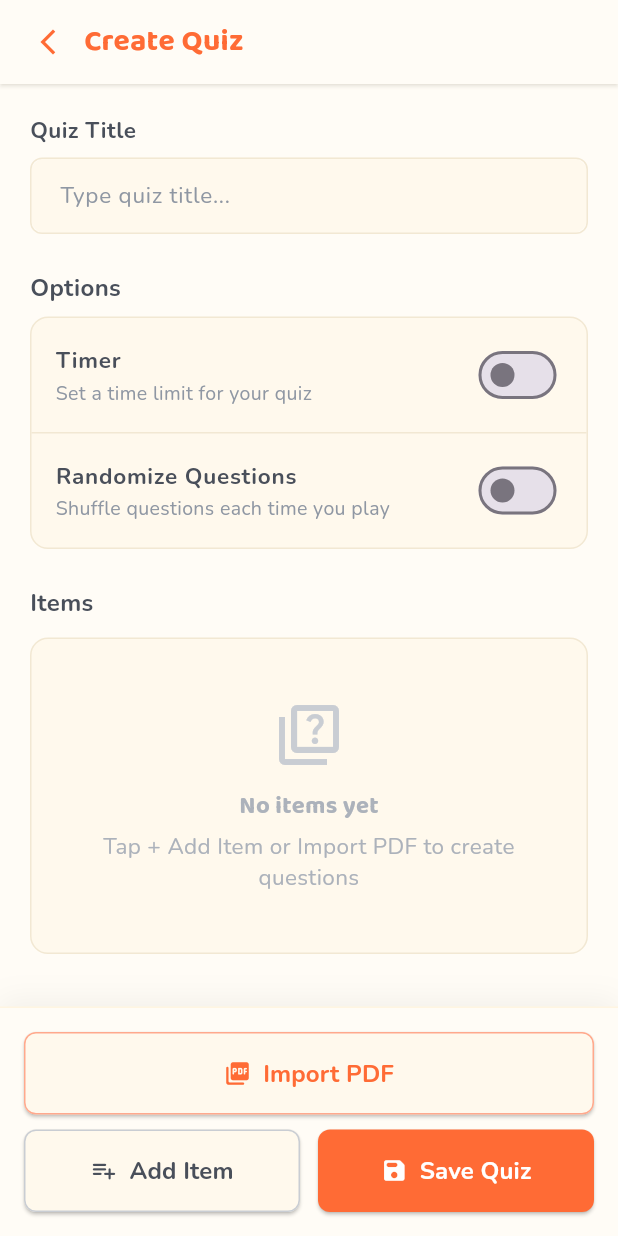
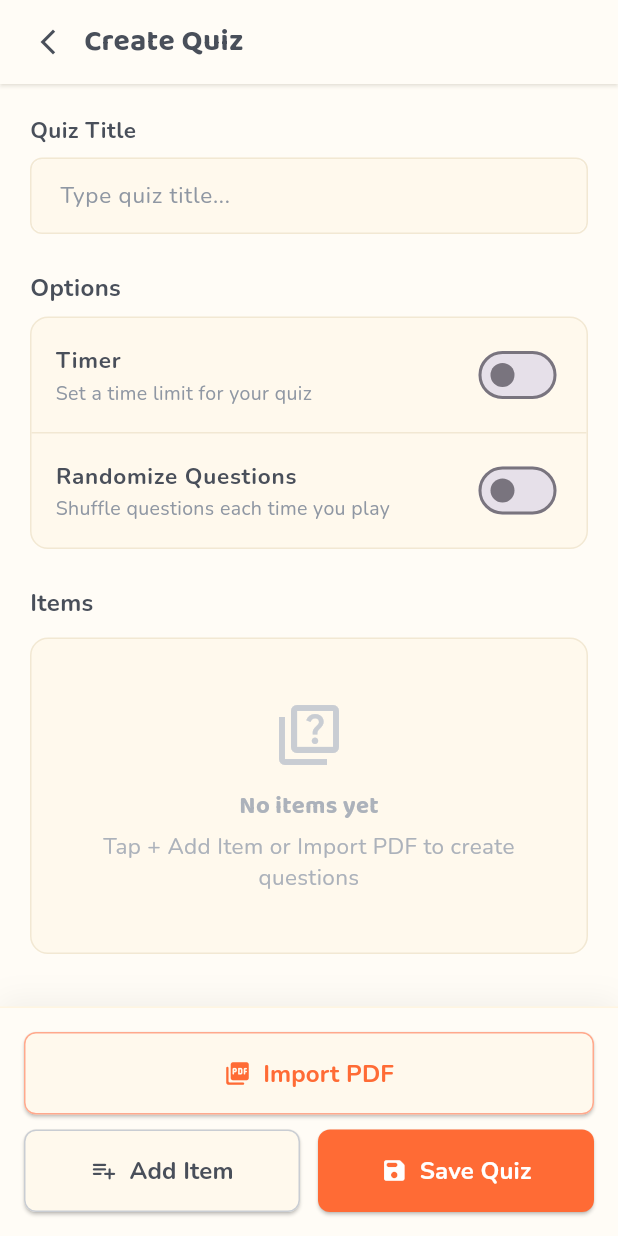
Before and after one commit to dreyyan/soro, a Flutter app: the Quiz screen opened by its route, after a tap on "Create Quiz", on a phone screen of 412 x 824 dp. Run offline on Flutter 3.47's test engine with Material 3 defaults, Android fonts, the phone set to English and light mode, and no system bars; our stand-ins replace file_picker, google_generative_ai, shared_preferences; missing offline and left inert: syncfusion_flutter_pdf; accounts and stored records are empty.

Commit message:
style: change header colors

```diff
--- a/lib/screens/cards/cards.dart
+++ b/lib/screens/cards/cards.dart
@@ -323,7 +323,7 @@ class _CardsState extends State<Cards> {
   // [WIDGET] Top Header Row - Title + Card Count only
   Widget _buildHeader(int totalDecks) {
     return Material(
-      color: AppColors.primary_500,
+      color: AppColors.secondary_50,
       elevation: 1,
       shadowColor: AppColors.secondary_500.withValues(alpha: 0.4),
       child: Container(
@@ -335,7 +335,7 @@ class _CardsState extends State<Cards> {
               fontFamily: 'Baloo',
               fontSize: 20,
               fontWeight: FontWeight.w700,
-              color: AppColors.text_50,
+              color: AppColors.text_700,
             ),
             children: [
               const TextSpan(text: 'My Cards '),
@@ -345,7 +345,7 @@ class _CardsState extends State<Cards> {
                   fontFamily: 'Nunito',
                   fontSize: 14,
                   fontWeight: FontWeight.w600,
-                  color: AppColors.text_100,
+                  color: AppColors.text_400,
                 ),
               ),
             ],
--- a/lib/screens/cards/cards_edit.dart
+++ b/lib/screens/cards/cards_edit.dart
@@ -317,7 +317,7 @@ class _CardsEditState extends State<CardsEdit> {
               child: Row(
                 children: [
                   IconButton(
-                    icon: const Icon(Icons.arrow_back_ios_new, size: 20, color: AppColors.primary_500),
+                    icon: const Icon(Icons.arrow_back_ios_new, size: 20, color: AppColors.text_700),
                     onPressed: () => Navigator.pop(context),
                   ),
                   const Text(
@@ -326,7 +326,7 @@ class _CardsEditState extends State<CardsEdit> {
                       fontFamily: 'Baloo',
                       fontSize: 20,
                       fontWeight: FontWeight.w700,
-                      color: AppColors.primary_500,
+                      color: AppColors.text_700,
                     ),
                   ),
                 ],
--- a/lib/screens/cards/cards_settings.dart
+++ b/lib/screens/cards/cards_settings.dart
@@ -799,7 +799,7 @@ $trimmedText
         child: Row(
           children: [
             IconButton(
-              icon: const Icon(Icons.arrow_back_ios_new, size: 20, color: AppColors.primary_500),
+              icon: const Icon(Icons.arrow_back_ios_new, size: 20, color: AppColors.text_700),
               onPressed: () => Navigator.pop(context),
             ),
             const Text(
@@ -808,7 +808,7 @@ $trimmedText
                 fontFamily: 'Baloo',
                 fontSize: 20,
                 fontWeight: FontWeight.w700,
-                color: AppColors.primary_500,
+                color: AppColors.text_700,
               ),
             ),
           ],
--- a/lib/screens/quiz/quiz.dart
+++ b/lib/screens/quiz/quiz.dart
@@ -325,9 +325,9 @@ class _QuizState extends State<Quiz> {
   // [WIDGET] Top Header Row — Title + Quiz Count only
   Widget _buildHeader() {
     return Material(
-      color: AppColors.primary_500,
+      color: AppColors.secondary_50,
       elevation: 1,
-      shadowColor: AppColors.secondary_500.withValues(alpha: 0.4),
+      shadowColor: AppColors.secondary_300.withValues(alpha: 0.4),
       child: Container(
         padding: const EdgeInsets.symmetric(horizontal: 24, vertical: 12),
         alignment: Alignment.centerLeft,
@@ -337,7 +337,7 @@ class _QuizState extends State<Quiz> {
               fontFamily: 'Baloo',
               fontSize: 20,
               fontWeight: FontWeight.w700,
-              color: Colors.white,
+              color: AppColors.text_700,
             ),
             children: [
               const TextSpan(text: 'My Quizzes '),
@@ -347,7 +347,7 @@ class _QuizState extends State<Quiz> {
                   fontFamily: 'Nunito',
                   fontSize: 14,
                   fontWeight: FontWeight.w600,
-                  color: Colors.white,
+                  color: AppColors.text_400,
                 ),
               ),
             ],
--- a/lib/screens/quiz/quiz_edit.dart
+++ b/lib/screens/quiz/quiz_edit.dart
@@ -347,7 +347,7 @@ class _QuizEditState extends State<QuizEdit> {
               child: Row(
                 children: [
                   IconButton(
-                    icon: const Icon(Icons.arrow_back_ios_new, size: 20, color: AppColors.primary_500),
+                    icon: const Icon(Icons.arrow_back_ios_new, size: 20, color: AppColors.text_700),
                     onPressed: () => Navigator.pop(context),
                   ),
                   const Text(
@@ -356,7 +356,7 @@ class _QuizEditState extends State<QuizEdit> {
                       fontFamily: 'Baloo',
                       fontSize: 20,
                       fontWeight: FontWeight.w700,
-                      color: AppColors.primary_500,
+                      color: AppColors.text_700,
                     ),
                   ),
                 ],
@@ -385,6 +385,7 @@ class _QuizEditState extends State<QuizEdit> {
                     decoration: BoxDecoration(
                       color: AppColors.secondary_100,
                       borderRadius: BorderRadius.circular(12),
+                      border: Border.all(color: AppColors.secondary_300),
                     ),
                     child: TextField(
                       controller: titleController,
--- a/lib/screens/quiz/quiz_settings.dart
+++ b/lib/screens/quiz/quiz_settings.dart
@@ -1045,7 +1045,7 @@ $trimmedText
         child: Row(
           children: [
             IconButton(
-              icon: const Icon(Icons.arrow_back_ios_new, size: 20, color: AppColors.primary_500),
+              icon: const Icon(Icons.arrow_back_ios_new, size: 20, color: AppColors.text_700),
               onPressed: () => Navigator.pop(context),
             ),
             const Text(
@@ -1054,7 +1054,7 @@ $trimmedText
                 fontFamily: 'Baloo',
                 fontSize: 20,
                 fontWeight: FontWeight.w700,
-                color: AppColors.primary_500,
+                color: AppColors.text_700,
               ),
             ),
           ],
```
